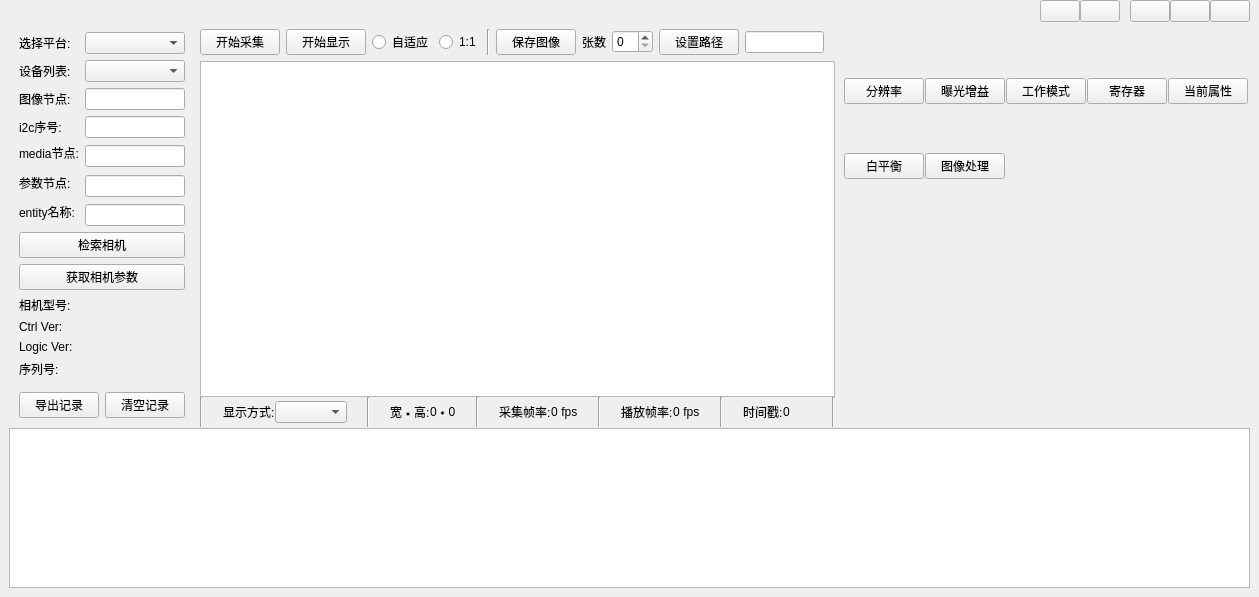
First picture: the form in MainWidget.ui, repository veyeimaging/veye_viewer, before the edit.
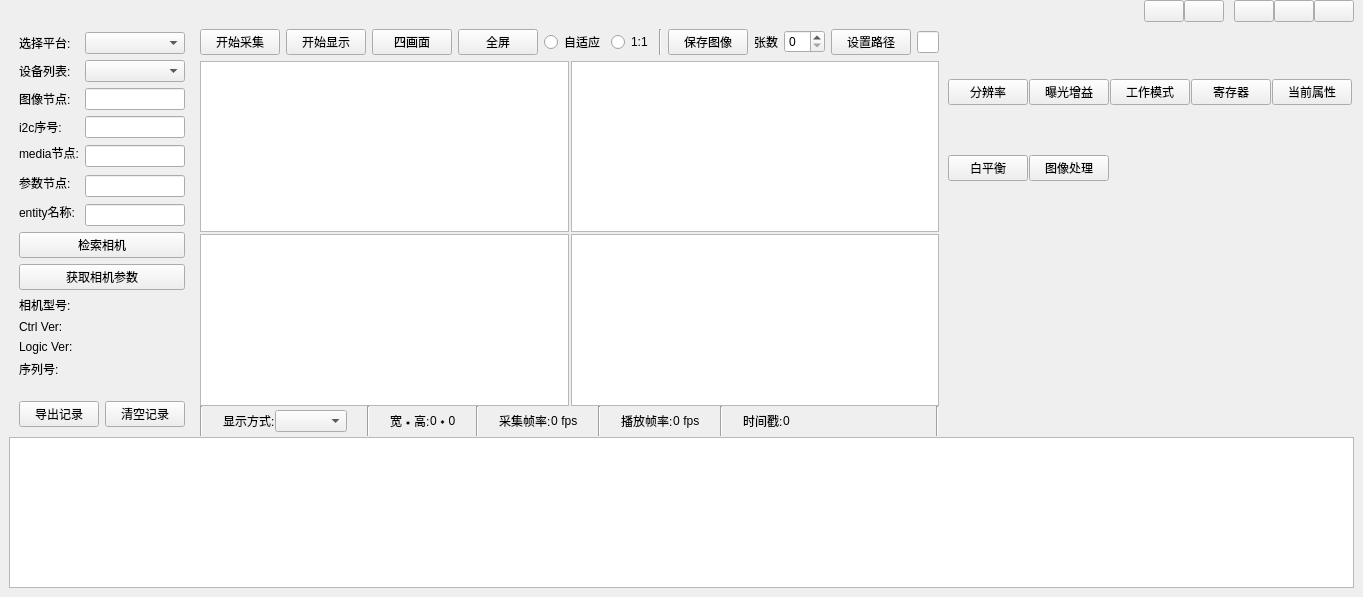
Second picture: the form after the edit.

Diff of the .ui file:
```diff
--- a/MainWidget.ui
+++ b/MainWidget.ui
@@ -473,6 +473,20 @@
                  </property>
                 </widget>
                </item>
+               <item>
+                <widget class="QPushButton" name="pushButtonLayout">
+                 <property name="text">
+                  <string>四画面</string>
+                 </property>
+                </widget>
+               </item>
+               <item>
+                <widget class="QPushButton" name="pushButtonFullScreen">
+                 <property name="text">
+                  <string>全屏</string>
+                 </property>
+                </widget>
+               </item>
                <item>
                 <widget class="QRadioButton" name="radioButton_adaptive">
                  <property name="text">
@@ -563,10 +577,7 @@
                </property>
                <item>
                 <widget class="QWidget" name="widgetGV" native="true">
-                 <layout class="QVBoxLayout" name="verticalLayout_4">
-                  <property name="spacing">
-                   <number>0</number>
-                  </property>
+                 <layout class="QGridLayout" name="gridLayoutViews">
                   <property name="leftMargin">
                    <number>0</number>
                   </property>
@@ -579,8 +590,50 @@
                   <property name="bottomMargin">
                    <number>0</number>
                   </property>
-                  <item>
-                   <widget class="QGraphicsView" name="graphicsView">
+                  <property name="spacing">
+                   <number>2</number>
+                  </property>
+                  <item row="0" column="0">
+                   <widget class="QGraphicsView" name="gv0">
+                    <property name="backgroundBrush">
+                     <brush brushstyle="SolidPattern">
+                      <color alpha="255">
+                       <red>127</red>
+                       <green>127</green>
+                       <blue>127</blue>
+                      </color>
+                     </brush>
+                    </property>
+                   </widget>
+                  </item>
+                  <item row="0" column="1">
+                   <widget class="QGraphicsView" name="gv1">
+                    <property name="backgroundBrush">
+                     <brush brushstyle="SolidPattern">
+                      <color alpha="255">
+                       <red>127</red>
+                       <green>127</green>
+                       <blue>127</blue>
+                      </color>
+                     </brush>
+                    </property>
+                   </widget>
+                  </item>
+                  <item row="1" column="0">
+                   <widget class="QGraphicsView" name="gv2">
+                    <property name="backgroundBrush">
+                     <brush brushstyle="SolidPattern">
+                      <color alpha="255">
+                       <red>127</red>
+                       <green>127</green>
+                       <blue>127</blue>
+                      </color>
+                     </brush>
+                    </property>
+                   </widget>
+                  </item>
+                  <item row="1" column="1">
+                   <widget class="QGraphicsView" name="gv3">
                     <property name="backgroundBrush">
                      <brush brushstyle="SolidPattern">
                       <color alpha="255">
```
